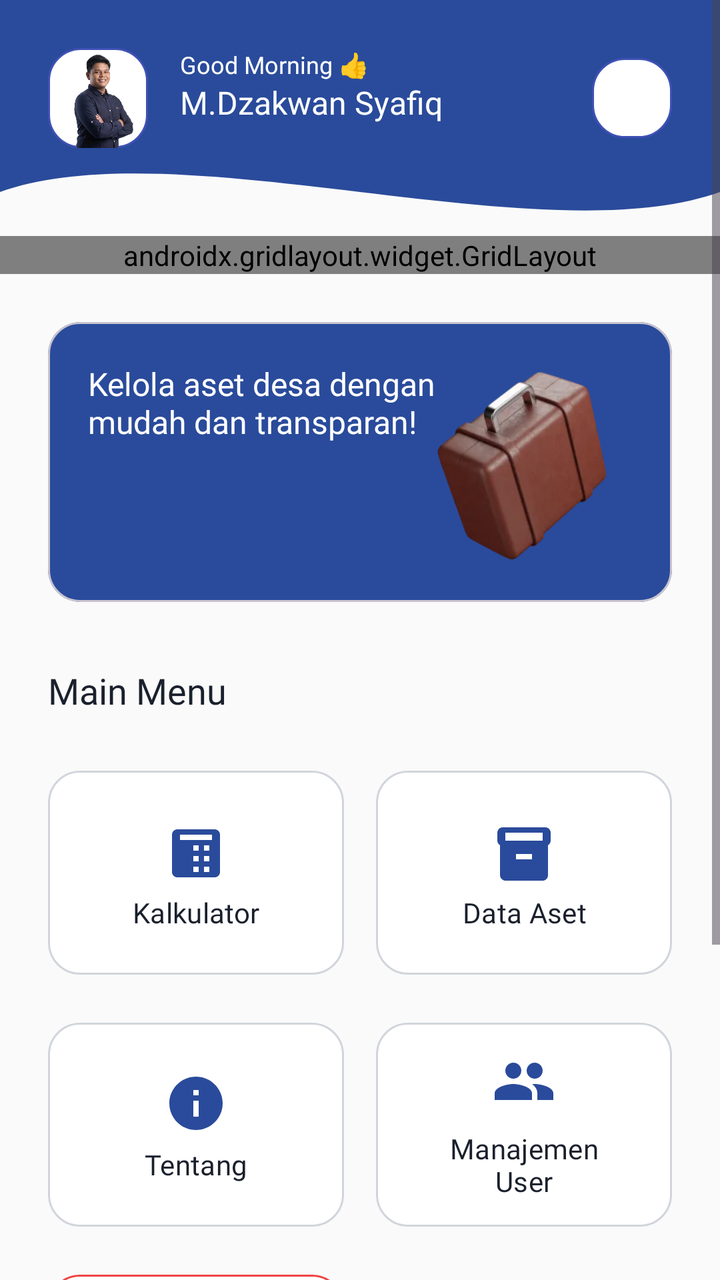
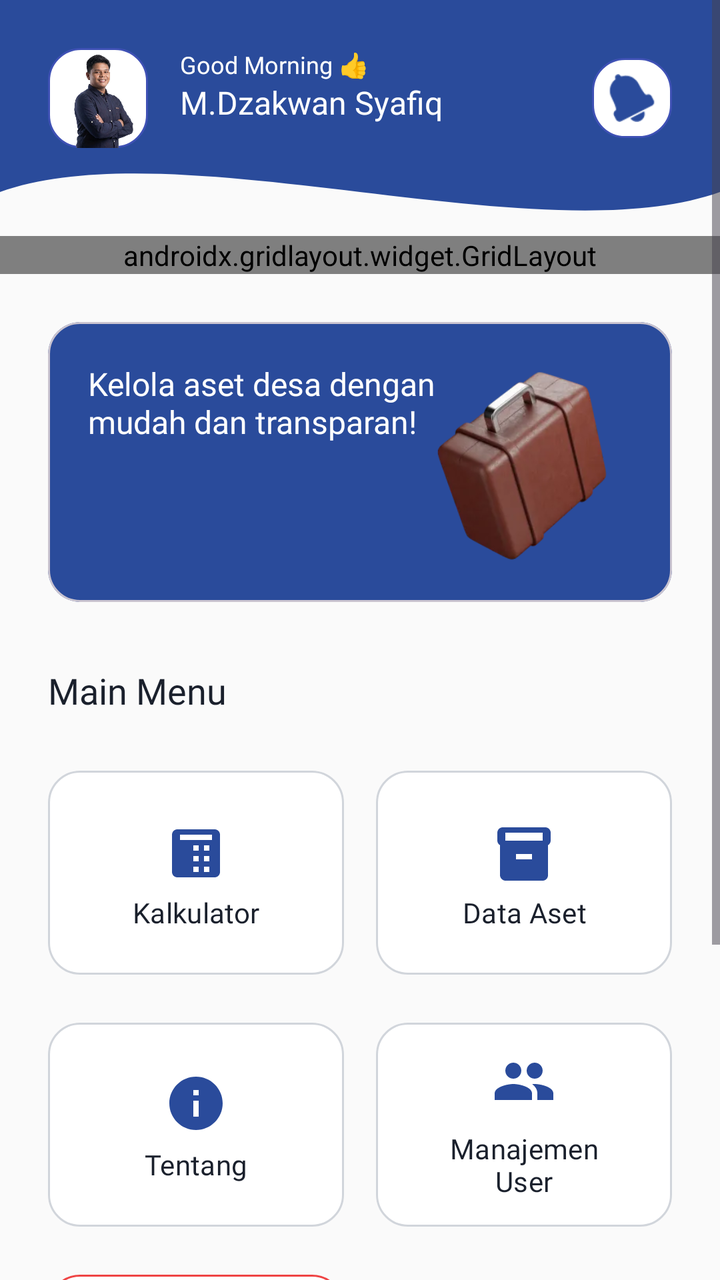

Before-and-after screenshots of an Android layout around one commit, followed by the original layout XML and the change that was made.
<!-- AndroidManifest.xml: application theme Theme.Dzakwanluck -->
<!-- res/layout/fragment_home.xml -->
<?xml version="1.0" encoding="utf-8"?>
<LinearLayout xmlns:android="http://schemas.android.com/apk/res/android"
    xmlns:app="http://schemas.android.com/apk/res-auto"
    xmlns:tools="http://schemas.android.com/tools"
    android:layout_width="match_parent"
    android:layout_height="match_parent"
    android:orientation="vertical"
    android:background="@color/bg_screen"
    tools:context=".Home.HomeFragment">

    
    <ScrollView
        android:layout_width="match_parent"
        android:layout_height="match_parent"
        android:fillViewport="true">

        <androidx.constraintlayout.widget.ConstraintLayout
            android:layout_width="match_parent"
            android:layout_height="wrap_content"
            android:paddingBottom="32dp">

            

            
            <View
                android:id="@+id/bg_wave"
                android:layout_width="match_parent"
                android:layout_height="160dp"
                android:background="@drawable/bg_header_wave"
                app:layout_constraintTop_toTopOf="parent"
                tools:layout_editor_absoluteX="0dp" />

            <ImageView
                android:id="@+id/iv_profile"
                android:layout_width="50dp"
                android:layout_height="50dp"
                android:layout_marginStart="24dp"
                android:layout_marginTop="24dp"
                android:background="@drawable/bg_social_outline"
                android:src="@drawable/my_foto_removebg_preview"
                app:layout_constraintStart_toStartOf="parent"
                app:layout_constraintTop_toTopOf="parent" />

            <TextView
                android:id="@+id/tv_greeting"
                android:layout_width="wrap_content"
                android:layout_height="wrap_content"
                android:layout_marginStart="16dp"
                android:fontFamily="@font/poppins_regular"
                android:text="Good Morning 👍"
                android:textColor="@color/white"
                android:textSize="12sp"
                app:layout_constraintStart_toEndOf="@id/iv_profile"
                app:layout_constraintTop_toTopOf="@id/iv_profile" />

            <TextView
                android:id="@+id/tv_username_dashboard"
                android:layout_width="wrap_content"
                android:layout_height="wrap_content"
                android:layout_marginStart="16dp"
                android:fontFamily="@font/poppins_bold"
                android:text="M.Dzakwan Syafiq"
                android:textColor="@color/white"
                android:textSize="16sp"
                app:layout_constraintStart_toEndOf="@id/iv_profile"
                app:layout_constraintTop_toBottomOf="@id/tv_greeting" />

            <ImageView
                android:id="@+id/iv_notif"
                android:layout_width="40dp"
                android:layout_height="40dp"
                android:layout_marginEnd="24dp"
                android:background="@drawable/bg_social_outline"
                android:padding="8dp"
                android:src="@android:drawable/ic_popup_reminder"
                app:tint="@color/white"
                app:layout_constraintBottom_toBottomOf="@id/iv_profile"
                app:layout_constraintEnd_toEndOf="parent"
                app:layout_constraintTop_toTopOf="@id/iv_profile" />

            
            <androidx.gridlayout.widget.GridLayout
                android:id="@+id/grid_summary"
                android:layout_width="match_parent"
                android:layout_height="wrap_content"
                android:layout_marginTop="44dp"
                android:paddingHorizontal="16dp"
                app:columnCount="2"
                app:useDefaultMargins="true"
                app:layout_constraintTop_toBottomOf="@id/iv_profile">

                
                <com.google.android.material.card.MaterialCardView
                    app:layout_columnWeight="1"
                    app:layout_gravity="fill_horizontal"
                    app:cardCornerRadius="12dp"
                    app:cardElevation="2dp">

                    <LinearLayout
                        android:layout_width="match_parent"
                        android:layout_height="wrap_content"
                        android:orientation="vertical"
                        android:padding="16dp">

                        <TextView
                            android:layout_width="wrap_content"
                            android:layout_height="wrap_content"
                            android:text="Total Aset"
                            android:textSize="12sp"/>

                        <TextView
                            android:layout_width="wrap_content"
                            android:layout_height="wrap_content"
                            android:text="50"
                            android:textSize="18sp"
                            android:textStyle="bold"
                            android:textColor="@color/text_dark"/>

                    </LinearLayout>
                </com.google.android.material.card.MaterialCardView>

                
                <com.google.android.material.card.MaterialCardView
                    app:layout_columnWeight="1"
                    app:layout_gravity="fill_horizontal"
                    app:cardCornerRadius="12dp"
                    app:cardElevation="2dp">

                    <LinearLayout
                        android:layout_width="match_parent"
                        android:layout_height="wrap_content"
                        android:orientation="vertical"
                        android:padding="16dp">

                        <TextView
                            android:layout_width="wrap_content"
                            android:layout_height="wrap_content"
                            android:text="Nilai Aset"
                            android:textSize="12sp"/>

                        <TextView
                            android:layout_width="wrap_content"
                            android:layout_height="wrap_content"
                            android:text="Rp 693 Jt"
                            android:textSize="18sp"
                            android:textStyle="bold"
                            android:textColor="@color/text_dark"/>

                    </LinearLayout>
                </com.google.android.material.card.MaterialCardView>

                

            </androidx.gridlayout.widget.GridLayout>

            
            <com.google.android.material.card.MaterialCardView
                android:id="@+id/banner_card"
                android:layout_width="match_parent"
                android:layout_height="140dp"
                android:layout_marginTop="24dp"
                android:layout_marginHorizontal="24dp"
                app:cardBackgroundColor="@color/primary_blue_desa"
                app:cardCornerRadius="16dp"
                app:cardElevation="0dp"
                app:layout_constraintTop_toBottomOf="@id/grid_summary">

                <androidx.constraintlayout.widget.ConstraintLayout
                    android:layout_width="match_parent"
                    android:layout_height="match_parent"
                    android:padding="20dp">

                    <TextView
                        android:layout_width="202dp"
                        android:layout_height="62dp"
                        android:fontFamily="@font/poppins_regular"
                        android:text="Kelola aset desa dengan mudah dan transparan!"
                        android:textColor="@color/white"
                        android:textSize="16sp"
                        app:layout_constraintEnd_toStartOf="@+id/iv_banner_icon"
                        app:layout_constraintHorizontal_bias="0.0"
                        app:layout_constraintStart_toStartOf="parent"
                        app:layout_constraintTop_toTopOf="parent" />

                    <ImageView
                        android:id="@+id/iv_banner_icon"
                        android:layout_width="109dp"
                        android:layout_height="107dp"
                        android:src="@drawable/koper"
                        app:layout_constraintBottom_toBottomOf="parent"
                        app:layout_constraintEnd_toEndOf="parent"
                        app:layout_constraintTop_toTopOf="parent"
                        app:layout_constraintVertical_bias="0.428" />

                </androidx.constraintlayout.widget.ConstraintLayout>
            </com.google.android.material.card.MaterialCardView>

            
            <TextView
                android:id="@+id/tv_menu_title"
                android:layout_width="wrap_content"
                android:layout_height="wrap_content"
                android:layout_marginTop="32dp"
                android:layout_marginStart="24dp"
                android:fontFamily="@font/poppins_bold"
                android:text="Main Menu"
                android:textColor="@color/text_dark"
                android:textSize="18sp"
                app:layout_constraintStart_toStartOf="parent"
                app:layout_constraintTop_toBottomOf="@id/banner_card" />

            <GridLayout
                android:id="@+id/grid_menu"
                android:layout_width="match_parent"
                android:layout_height="wrap_content"
                android:layout_marginTop="16dp"
                android:layout_marginHorizontal="16dp"
                android:columnCount="2"
                android:rowCount="2"
                app:layout_constraintTop_toBottomOf="@id/tv_menu_title">

                <Button
                    android:id="@+id/btn_calculator"
                    android:layout_width="0dp"
                    android:layout_height="110dp"
                    android:layout_rowWeight="1"
                    android:layout_columnWeight="1"
                    android:layout_margin="8dp"
                    android:backgroundTint="@color/white"
                    android:fontFamily="@font/poppins_bold"
                    android:text="Kalkulator"
                    android:textAllCaps="false"
                    android:textColor="@color/text_dark"
                    app:cornerRadius="16dp"
                    app:icon="@drawable/ic_kalkulator"
                    app:iconGravity="textTop"
                    app:iconSize="32dp"
                    app:iconTint="@color/primary_blue_desa"
                    app:strokeColor="@color/border_gray"
                    app:strokeWidth="1dp" />

                <Button
                    android:id="@+id/btn_job_vacancy"
                    android:layout_width="0dp"
                    android:layout_height="110dp"
                    android:layout_rowWeight="1"
                    android:layout_columnWeight="1"
                    android:layout_margin="8dp"
                    android:backgroundTint="@color/white"
                    android:fontFamily="@font/poppins_bold"
                    android:text="Data Aset"
                    android:textAllCaps="false"
                    android:textColor="@color/text_dark"
                    app:cornerRadius="16dp"
                    app:icon="@drawable/ic_data_aset"
                    app:iconGravity="textTop"
                    app:iconSize="32dp"
                    app:iconTint="@color/primary_blue_desa"
                    app:strokeColor="@color/border_gray"
                    app:strokeWidth="1dp" />

                <Button
                    android:id="@+id/btn_career_tips"
                    android:layout_width="0dp"
                    android:layout_height="110dp"
                    android:layout_rowWeight="1"
                    android:layout_columnWeight="1"
                    android:layout_margin="8dp"
                    android:backgroundTint="@color/white"
                    android:fontFamily="@font/poppins_bold"
                    android:text="Tentang"
                    android:textAllCaps="false"
                    android:textColor="@color/text_dark"
                    app:cornerRadius="16dp"
                    app:icon="@drawable/ic_tentang"
                    app:iconGravity="textTop"
                    app:iconSize="32dp"
                    app:iconTint="@color/primary_blue_desa"
                    app:strokeColor="@color/border_gray"
                    app:strokeWidth="1dp" />

                <Button
                    android:id="@+id/btn_user"
                    android:layout_width="0dp"
                    android:layout_height="110dp"
                    android:layout_rowWeight="1"
                    android:layout_columnWeight="1"
                    android:layout_margin="8dp"
                    android:backgroundTint="@color/white"
                    android:fontFamily="@font/poppins_bold"
                    android:text="Manajemen User"
                    android:textAllCaps="false"
                    android:textColor="@color/text_dark"
                    app:cornerRadius="16dp"
                    app:icon="@drawable/ic_menu_myplaces"
                    app:iconGravity="textTop"
                    app:iconSize="32dp"
                    app:iconTint="@color/primary_blue_desa"
                    app:strokeColor="@color/border_gray"
                    app:strokeWidth="1dp" />

                <Button
                    android:id="@+id/btn_logout"
                    android:layout_width="0dp"
                    android:layout_height="110dp"
                    android:layout_rowWeight="1"
                    android:layout_columnWeight="1"
                    android:layout_margin="8dp"
                    android:backgroundTint="@color/white"
                    android:fontFamily="@font/poppins_bold"
                    android:text="Logout"
                    android:textAllCaps="false"
                    android:textColor="@color/danger_red"
                    app:cornerRadius="16dp"
                    app:icon="@android:drawable/ic_lock_power_off"
                    app:iconGravity="textTop"
                    app:iconSize="32dp"
                    app:iconTint="@color/danger_red"
                    app:strokeColor="@color/danger_red"
                    app:strokeWidth="1dp" />


            </GridLayout>

            
            <Button
                android:id="@+id/btn_open_web"
                android:layout_width="0dp"
                android:layout_height="60dp"
                android:layout_marginTop="24dp"
                android:layout_marginHorizontal="24dp"
                android:backgroundTint="@color/primary_blue_desa"
                android:fontFamily="@font/poppins_bold"
                android:text="Buka Web Dashboard Admin"
                android:textAllCaps="false"
                android:textColor="@color/white"
                android:textSize="16sp"
                app:cornerRadius="12dp"
                app:layout_constraintTop_toBottomOf="@id/grid_menu"
                app:layout_constraintStart_toStartOf="parent"
                app:layout_constraintEnd_toEndOf="parent" />

        </androidx.constraintlayout.widget.ConstraintLayout>
    </ScrollView>
</LinearLayout>
<!-- resources referenced by this layout -->
<resources>
  <color name="bg_screen">#FAFAFA</color>
  <color name="border_gray">#D1D5DB</color>
  <color name="danger_red">#EF4444</color>
  <color name="primary_blue_desa">#2A4B9B</color>
  <color name="text_dark">#1A202C</color>
  <color name="white">#FFFFFFFF</color>
  <!-- drawable bg_header_wave (drawable) -->
  <vector xmlns:android="http://schemas.android.com/apk/res/android"
      android:width="100dp" android:height="100dp"
      android:viewportWidth="100" android:viewportHeight="100">
      <path
          android:fillColor="#2A4B9B"
          android:pathData="M0,0 L100,0 L100,60 C75,80 25,40 0,60 Z" />   
  </vector>
  <!-- drawable bg_social_outline (drawable) -->
  <?xml version="1.0" encoding="utf-8"?>
  <shape xmlns:android="http://schemas.android.com/apk/res/android"
      android:shape="rectangle">
      <solid android:color="#FFFFFF" />
      <corners android:radius="16dp" /> <stroke
      android:width="1dp"
      android:color="#3F51B5" />
  </shape>
  <!-- drawable ic_data_aset (drawable) -->
  <vector xmlns:android="http://schemas.android.com/apk/res/android"
      android:width="24dp"
      android:height="24dp"
      android:viewportWidth="24"
      android:viewportHeight="24">
      <path
          android:fillColor="@color/primary_blue_desa"
          android:pathData="M20,2H4c-1.1,0 -2,0.9 -2,2v3.01c0,0.72 0.43,1.34 1,1.69V20c0,1.1 1.1,2 2,2h14c1.1,0 2,-0.9 2,-2V8.7c0.57,-0.35 1,-0.97 1,-1.69V4c0,-1.1 -0.9,-2 -2,-2zM15,14H9v-2h6v2zM19,7H5V4h14v3z"/>
  </vector>
  <!-- drawable ic_kalkulator (drawable) -->
  <vector xmlns:android="http://schemas.android.com/apk/res/android"
      android:width="24dp"
      android:height="24dp"
      android:viewportWidth="24"
      android:viewportHeight="24">
      <path
          android:fillColor="@color/black"
          android:pathData="M19,3H5C3.9,3 3,3.9 3,
          5v14c0,1.1 0.9,2 2,2h14c1.1,0 2,-0.9 2,
          -2V5C21,3.9 20.1,3 19,3zM13,19h-2v-2h2V19zM13,
          15h-2v-2h2V15zM13,11h-2V9h2V11zM17,19h-2v-2h2V19zM17,
          15h-2v-2h2V15zM17,11h-2V9h2V11zM18,7H6V5h12V7z"/>
  </vector>
  <!-- drawable ic_menu_myplaces (drawable) -->
  <vector xmlns:android="http://schemas.android.com/apk/res/android"
      android:width="24dp"
      android:height="24dp"
      android:viewportWidth="24"
      android:viewportHeight="24">
      <path
          android:fillColor="@color/primary_blue_desa"
          android:pathData="M16,11c1.66,0 2.99,-1.34 2.99,-3S17.66,5 16,5c-1.66,0 -3,1.34 -3,3s1.34,3 3,3zM8,11c1.66,0 2.99,-1.34 2.99,-3S9.66,5 8,5C6.34,5 5,6.34 5,8s1.34,3 3,3zM8,13c-2.33,0 -7,1.17 -7,3.5V19h14v-2.5c0,-2.33 -4.67,-3.5 -7,-3.5zM16,13c-0.29,0 -0.62,0.02 -0.97,0.05 1.16,0.84 1.97,1.97 1.97,3.45V19h6v-2.5c0,-2.33 -4.67,-3.5 -7,-3.5z"/>
  </vector>
  <!-- drawable ic_tentang (drawable) -->
  <vector xmlns:android="http://schemas.android.com/apk/res/android"
      android:width="24dp"
      android:height="24dp"
      android:viewportWidth="24"
      android:viewportHeight="24">
      <path
          android:fillColor="@color/primary_blue_desa"
          android:pathData="M12,2C6.48,2 2,6.48 2,12s4.48,10 10,10 10,-4.48 10,-10S17.52,2 12,2zM13,17h-2v-6h2V17zM13,9h-2V7h2V9z"/>
  </vector>
  <!-- drawable koper: png bitmap (drawable, 56609 bytes) -->
  <!-- drawable my_foto_removebg_preview: png bitmap (drawable, 175821 bytes) -->
  <style name="Theme.Dzakwanluck" parent="Base.Theme.Dzakwanluck" />
  <color name="black">#FF000000</color>
  <style name="Base.Theme.Dzakwanluck" parent="Theme.Material3.DayNight.NoActionBar">
          
          
      </style>
</resources>

<!-- the commit's change to res/layout/fragment_home.xml (unified diff, before → after) -->
@@ -73,7 +73,7 @@
                 android:background="@drawable/bg_social_outline"
                 android:padding="8dp"
                 android:src="@android:drawable/ic_popup_reminder"
-                app:tint="@color/white"
+                app:tint="@color/primary_blue_desa"
                 app:layout_constraintBottom_toBottomOf="@id/iv_profile"
                 app:layout_constraintEnd_toEndOf="parent"
                 app:layout_constraintTop_toTopOf="@id/iv_profile" />
